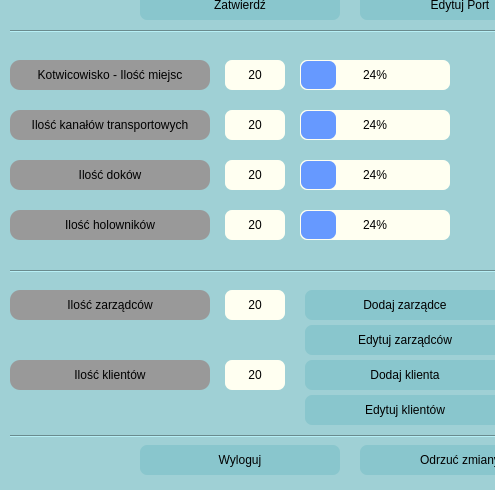
GlowK/SafeHarbor, file GUI/AdminPanel.ui: the form before one commit; both pictures show x 0 to 495 and y 110 to 600 of the 800 by 600 pixel window.
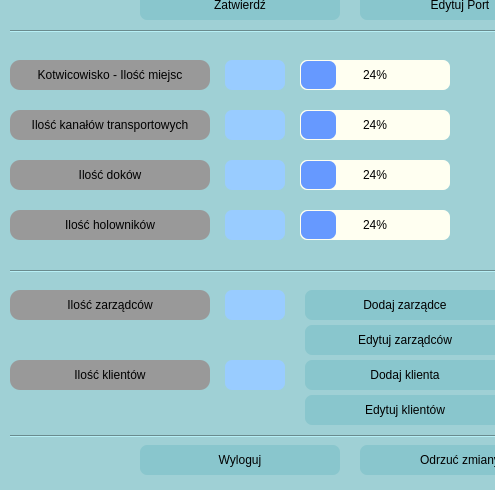
The form after the commit. Icons and pictures are not drawn.

Commit message: AdminPanel - downloading port data from DB added, PlusMinus buttons added for AnchorageCapacity and numberOfTugboats

```diff
--- a/GUI/AdminPanel.ui
+++ b/GUI/AdminPanel.ui
@@ -909,7 +909,7 @@
    </property>
    <property name="styleSheet">
     <string notr="true">color: rgb(0, 0, 0);
-background-color: rgb(255, 255, 241);
+background-color: #99CCFF;
 border-color: blue;
 border-width: 0px;
 border-style: solid;
@@ -917,7 +917,7 @@
 </string>
    </property>
    <property name="text">
-    <string>20</string>
+    <string/>
    </property>
    <property name="alignment">
     <set>Qt::AlignCenter</set>
@@ -934,7 +934,7 @@
    </property>
    <property name="styleSheet">
     <string notr="true">color: rgb(0, 0, 0);
-background-color: rgb(255, 255, 241);
+background-color: #99CCFF;
 border-color: blue;
 border-width: 0px;
 border-style: solid;
@@ -942,7 +942,7 @@
 </string>
    </property>
    <property name="text">
-    <string>20</string>
+    <string/>
    </property>
    <property name="alignment">
     <set>Qt::AlignCenter</set>
@@ -959,15 +959,14 @@
    </property>
    <property name="styleSheet">
     <string notr="true">color: rgb(0, 0, 0);
-background-color: rgb(255, 255, 241);
+background-color: #99CCFF;
 border-color: blue;
 border-width: 0px;
 border-style: solid;
-border-radius: 7;
-</string>
+border-radius: 7;</string>
    </property>
    <property name="text">
-    <string>20</string>
+    <string/>
    </property>
    <property name="alignment">
     <set>Qt::AlignCenter</set>
@@ -984,15 +983,14 @@
    </property>
    <property name="styleSheet">
     <string notr="true">color: rgb(0, 0, 0);
-background-color: rgb(255, 255, 241);
+background-color: #99CCFF;
 border-color: blue;
 border-width: 0px;
 border-style: solid;
-border-radius: 7;
-</string>
+border-radius: 7;</string>
    </property>
    <property name="text">
-    <string>20</string>
+    <string/>
    </property>
    <property name="alignment">
     <set>Qt::AlignCenter</set>
@@ -1025,15 +1023,14 @@
    </property>
    <property name="styleSheet">
     <string notr="true">color: rgb(0, 0, 0);
-background-color: rgb(255, 255, 241);
+background-color: #99CCFF;
 border-color: blue;
 border-width: 0px;
 border-style: solid;
-border-radius: 7;
-</string>
+border-radius: 7;</string>
    </property>
    <property name="text">
-    <string>20</string>
+    <string/>
    </property>
    <property name="alignment">
     <set>Qt::AlignCenter</set>
@@ -1050,15 +1047,14 @@
    </property>
    <property name="styleSheet">
     <string notr="true">color: rgb(0, 0, 0);
-background-color: rgb(255, 255, 241);
+background-color: #99CCFF;
 border-color: blue;
 border-width: 0px;
 border-style: solid;
-border-radius: 7;
-</string>
+border-radius: 7;</string>
    </property>
    <property name="text">
-    <string>20</string>
+    <string/>
    </property>
    <property name="alignment">
     <set>Qt::AlignCenter</set>
```
Left out of the diff: 10 changed lines with no effect on the pictures. The commit also changes 5 other files.
